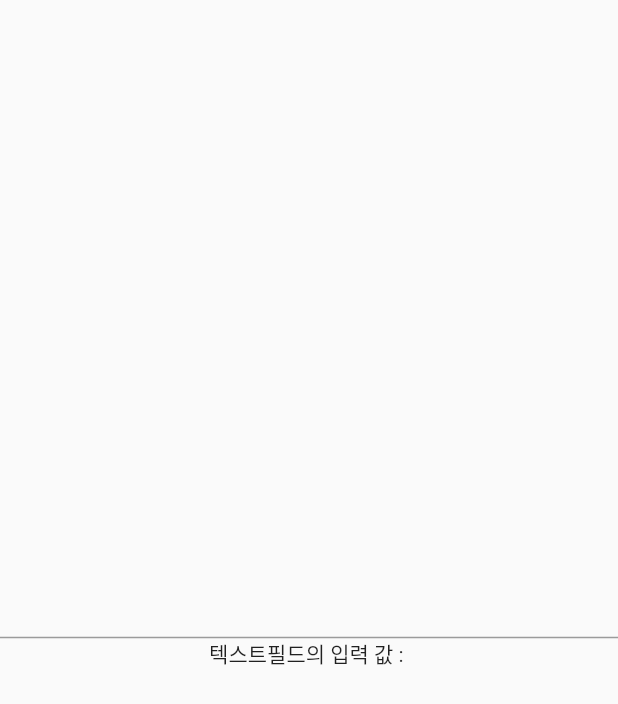
After one commit to luvris2/flutter-example, a Flutter app: the screen it shows after launch, after a tap on "텍스트에디팅컨트롤러 예제", on a phone screen of 412 x 824 dp. The commit adds this screen. Shown: the top 704 px of the screen. Run offline on Flutter 3.47's test engine with Material 2 defaults, Android fonts, the light colour scheme and no system bars; our stand-ins replace camera, flutter_tts, image_cropper, image_picker; missing offline and left inert: flutter_inappwebview.

Commit message:
add how_to_use_widgets_textcontroller

```diff
--- a/flutter_how_to_use_widgets_example/lib/main.dart
+++ b/flutter_how_to_use_widgets_example/lib/main.dart
@@ -1,5 +1,6 @@
 import 'package:flutter/material.dart';
 import 'package:flutter_how_to_use_widgets_example/dropDownWidgets.dart';
+import 'package:flutter_how_to_use_widgets_example/textEditingController.dart';
 
 void main() {
   runApp(
@@ -25,11 +26,20 @@ class MyApp extends StatelessWidget {
           ElevatedButton(
             onPressed: () {
               Navigator.push(
-                context,
-                MaterialPageRoute(builder: (context) => const DropDownPage()),
-              );
+                  context,
+                  MaterialPageRoute(
+                      builder: (context) => const DropDownPage()));
             },
             child: const Text('드롭다운 위젯 예제'),
+          ),
+          ElevatedButton(
+            onPressed: () {
+              Navigator.push(
+                  context,
+                  MaterialPageRoute(
+                      builder: (context) => const TextControllerPage()));
+            },
+            child: const Text('텍스트에디팅컨트롤러 예제'),
           ),
         ],
       ),
--- /dev/null
+++ b/flutter_how_to_use_widgets_example/lib/textEditingController.dart
@@ -0,0 +1,48 @@
+import 'package:flutter/material.dart';
+
+class TextControllerPage extends StatefulWidget {
+  const TextControllerPage({super.key});
+
+  @override
+  State<TextControllerPage> createState() => _TextControllerPageState();
+}
+
+class _TextControllerPageState extends State<TextControllerPage> {
+  // 텍스트 컨트롤러 생성
+  TextEditingController textController = TextEditingController();
+
+  // 사용자가 입력한 텍스트를 저장하기 위한 문자열 변수
+  String textContent = "";
+
+  @override
+  Widget build(BuildContext context) {
+    return MaterialApp(
+      home: Scaffold(
+        body: SafeArea(
+          child: Center(
+              child: Column(
+            mainAxisAlignment: MainAxisAlignment.center,
+            children: [
+              // 텍스트필드 위젯
+              _buildArea(),
+              // 사용자가 입력한 값 보여주기
+              Text("텍스트필드의 입력 값 : $textContent"),
+            ],
+          )),
+        ),
+      ),
+    );
+  }
+
+  Widget _buildArea() {
+    return TextField(
+        // 컨트롤러 연결
+        controller: textController,
+        // 텍스트 입력 시 중앙 정렬
+        textAlign: TextAlign.center,
+        // 입력한 값 문자열 변수에 업데이트
+        onChanged: (value) {
+          setState(() => textContent = textController.text);
+        });
+  }
+}
```
Also changed, not shown: flutter_tts_test/lib/main.dart (+72 -2 lines).
